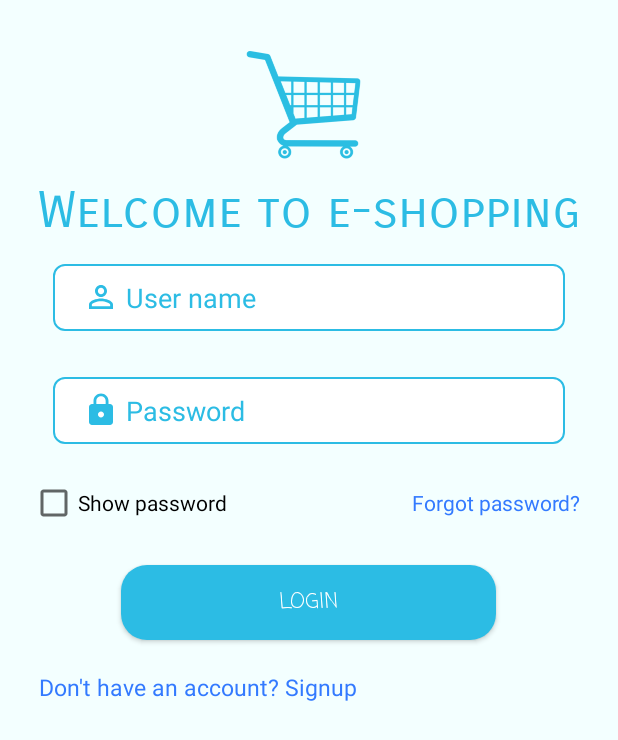
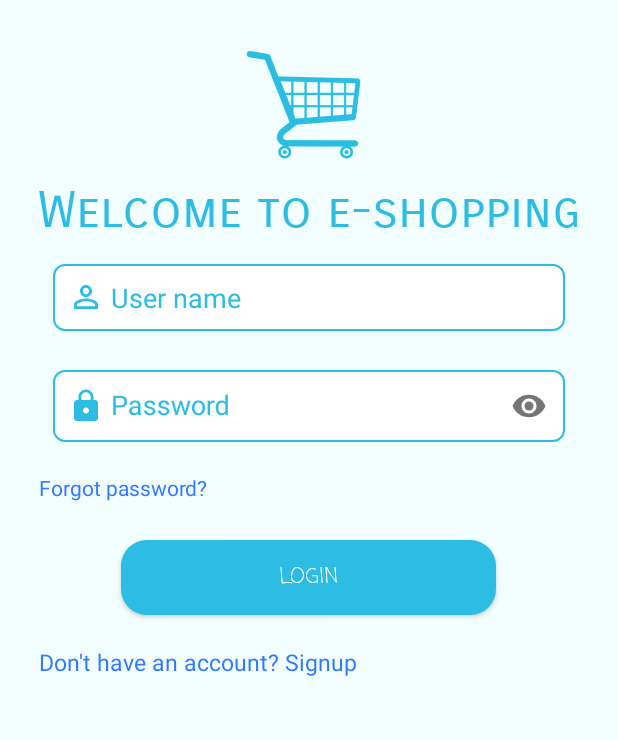
Before and after one commit to Rikanthan/shopping, an Android app: the layout activity_main.xml on its own in the app's theme, with its tools: preview values and no code run, on a phone screen of 412 x 824 dp. Shown: the top 740 px of the screen. Run offline under Robolectric (Android 15) with nearby library versions, the phone set to English and light mode, and no system bars.

Commit message:
show password

```diff
--- a/app/build.gradle
+++ b/app/build.gradle
@@ -29,5 +29,7 @@ dependencies {
     testImplementation 'junit:junit:4.12'
     androidTestImplementation 'androidx.test.ext:junit:1.1.1'
     androidTestImplementation 'androidx.test.espresso:espresso-core:3.2.0'
+    implementation 'com.google.android.material:material:1.2.0'
+
 
 }
--- a/app/src/main/AndroidManifest.xml
+++ b/app/src/main/AndroidManifest.xml
@@ -6,7 +6,7 @@
         android:allowBackup="true"
         android:icon="@mipmap/ic_launcher"
         android:label="@string/app_name"
-        android:roundIcon="@mipmap/ic_launcher_round"
+        android:roundIcon="@mipmap/ic_launcher"
         android:supportsRtl="true"
         android:theme="@style/AppTheme">
         <activity android:name=".sign_in"></activity>
--- /dev/null
+++ b/app/src/main/res/drawable/ic_baseline_check_box_24.xml
@@ -0,0 +1,5 @@
+<vector android:height="24dp" android:tint="#2CBCE4"
+    android:viewportHeight="24" android:viewportWidth="24"
+    android:width="24dp" xmlns:android="http://schemas.android.com/apk/res/android">
+    <path android:fillColor="@android:color/white" android:pathData="M19,3L5,3c-1.11,0 -2,0.9 -2,2v14c0,1.1 0.89,2 2,2h14c1.11,0 2,-0.9 2,-2L21,5c0,-1.1 -0.89,-2 -2,-2zM10,17l-5,-5 1.41,-1.41L10,14.17l7.59,-7.59L19,8l-9,9z"/>
+</vector>
--- /dev/null
+++ b/app/src/main/res/drawable/ic_baseline_email_24.xml
@@ -0,0 +1,5 @@
+<vector android:height="24dp" android:tint="#2CBCE4"
+    android:viewportHeight="24" android:viewportWidth="24"
+    android:width="24dp" xmlns:android="http://schemas.android.com/apk/res/android">
+    <path android:fillColor="@android:color/white" android:pathData="M20,4L4,4c-1.1,0 -1.99,0.9 -1.99,2L2,18c0,1.1 0.9,2 2,2h16c1.1,0 2,-0.9 2,-2L22,6c0,-1.1 -0.9,-2 -2,-2zM20,8l-8,5 -8,-5L4,6l8,5 8,-5v2z"/>
+</vector>
--- /dev/null
+++ b/app/src/main/res/drawable/ic_baseline_local_phone_24.xml
@@ -0,0 +1,5 @@
+<vector android:height="24dp" android:tint="#2CBCE4"
+    android:viewportHeight="24" android:viewportWidth="24"
+    android:width="24dp" xmlns:android="http://schemas.android.com/apk/res/android">
+    <path android:fillColor="@android:color/white" android:pathData="M6.62,10.79c1.44,2.83 3.76,5.14 6.59,6.59l2.2,-2.2c0.27,-0.27 0.67,-0.36 1.02,-0.24 1.12,0.37 2.33,0.57 3.57,0.57 0.55,0 1,0.45 1,1V20c0,0.55 -0.45,1 -1,1 -9.39,0 -17,-7.61 -17,-17 0,-0.55 0.45,-1 1,-1h3.5c0.55,0 1,0.45 1,1 0,1.25 0.2,2.45 0.57,3.57 0.11,0.35 0.03,0.74 -0.25,1.02l-2.2,2.2z"/>
+</vector>
--- /dev/null
+++ b/app/src/main/res/drawable/ic_baseline_location_on_24.xml
@@ -0,0 +1,5 @@
+<vector android:height="24dp" android:tint="#2CBCE4"
+    android:viewportHeight="24" android:viewportWidth="24"
+    android:width="24dp" xmlns:android="http://schemas.android.com/apk/res/android">
+    <path android:fillColor="@android:color/white" android:pathData="M12,2C8.13,2 5,5.13 5,9c0,5.25 7,13 7,13s7,-7.75 7,-13c0,-3.87 -3.13,-7 -7,-7zM12,11.5c-1.38,0 -2.5,-1.12 -2.5,-2.5s1.12,-2.5 2.5,-2.5 2.5,1.12 2.5,2.5 -1.12,2.5 -2.5,2.5z"/>
+</vector>
--- /dev/null
+++ b/app/src/main/res/drawable/ic_baseline_person_24.xml
@@ -0,0 +1,5 @@
+<vector android:height="24dp" android:tint="#2CBCE4"
+    android:viewportHeight="24" android:viewportWidth="24"
+    android:width="24dp" xmlns:android="http://schemas.android.com/apk/res/android">
+    <path android:fillColor="@android:color/white" android:pathData="M12,12c2.21,0 4,-1.79 4,-4s-1.79,-4 -4,-4 -4,1.79 -4,4 1.79,4 4,4zM12,14c-2.67,0 -8,1.34 -8,4v2h16v-2c0,-2.66 -5.33,-4 -8,-4z"/>
+</vector>
--- a/app/src/main/res/layout/activity_main.xml
+++ b/app/src/main/res/layout/activity_main.xml
@@ -3,6 +3,7 @@
     xmlns:tools="http://schemas.android.com/tools"
     android:layout_width="match_parent"
     android:layout_height="match_parent"
+    xmlns:app="http://schemas.android.com/apk/res-auto"
     android:orientation="vertical"
     tools:context=".MainActivity"
     android:background="@color/blueaccent">
@@ -49,12 +50,19 @@
             android:background="@drawable/overlay"
             android:paddingBottom="10dp"
             android:paddingTop="10dp"
+            android:paddingStart="10dp"
             android:layout_margin="15dp"
             android:layout_marginTop="10dp"
             android:paddingLeft="20dp"
 
             />
+        <com.google.android.material.textfield.TextInputLayout
+            android:layout_width="match_parent"
+            android:layout_height="wrap_content"
+            android:drawableLeft="@drawable/ic_baseline_lock_24"
+            android:textColorHint="@color/lightblue"
 
+            app:passwordToggleEnabled="true">
         <EditText
             android:id="@+id/editTextTextPassword"
             android:layout_width="match_parent"
@@ -62,32 +70,19 @@
             android:drawableLeft="@drawable/ic_baseline_lock_24"
             android:ems="10"
             android:hint=" Password"
+            android:textColor="@color/black"
+            android:padding="10dp"
             android:textColorHint="@color/lightblue"
             android:inputType="textPassword"
             android:paddingTop="10dp"
             android:paddingLeft="20dp"
+            android:paddingStart="10dp"
             android:layout_margin="15dp"
             android:paddingBottom="10dp"
             android:background="@drawable/overlay"
-            />
+            android:drawableStart="@drawable/ic_baseline_lock_24" />
+        </com.google.android.material.textfield.TextInputLayout>
 
-        <LinearLayout
-            android:layout_width="fill_parent"
-            android:layout_height="wrap_content"
-            android:orientation="horizontal"
-            android:paddingBottom="5dp"
-            android:paddingTop="8dp" >
-        <LinearLayout
-            android:layout_width="wrap_content"
-            android:layout_height="wrap_content"/>
-            <CheckBox
-                android:id="@+id/show_hide_password"
-                android:layout_width="wrap_content"
-                android:layout_height="wrap_content"
-                android:layout_weight="1"
-                android:text="@string/show_pwd"
-                android:textColor="@color/black"
-                android:textSize="14sp" />
 
             <TextView
                 android:id="@+id/forgot_password"
@@ -97,9 +92,9 @@
                 android:gravity="end"
                 android:padding="5dp"
                 android:text="@string/forgot"
+                android:onClick="forgetpassword"
                 android:textColor="@color/blue"
                 android:textSize="14sp" />
-        </LinearLayout>
 
 
         <Button
@@ -109,7 +104,7 @@
             android:layout_marginTop="20dp"
             android:text="Login"
             android:fontFamily="casual"
-            android:onClick="login"
+
             android:textAlignment="center"
             android:textColor="@android:color/background_light"
             android:background="@drawable/button"
@@ -123,6 +118,7 @@
             android:layout_marginTop="15dp"
             android:gravity="center"
             android:padding="5dp"
+            android:onClick="signup"
             android:text="@string/newUser"
             android:textColor="@color/blue"
             android:textSize="15sp" />
--- a/app/src/main/res/values/strings.xml
+++ b/app/src/main/res/values/strings.xml
@@ -6,7 +6,7 @@
     <string name="newUser">Don\'t have an account? Signup</string>
     <string name="email">Enter your email id</string>
     <string name="signup">Signup</string>
-    <string name="signin">Signin</string>
+    <string name="signin">Sign in</string>
     <string name="passowrd">Password</string>
     <string name="login">LOGIN</string>
     <string name="hide_pwd">Hide Password</string>
```
Also changed, not shown: app/src/main/java/com/example/login_page/MainActivity.java (+29 -2 lines), app/src/main/res/layout/activity_sign_in.xml (+12 -5 lines), app/src/main/res/mipmap-hdpi/ic_launcher.png, app/src/main/res/mipmap-mdpi/ic_launcher.png, app/src/main/res/mipmap-xhdpi/ic_launcher.png, app/src/main/res/mipmap-xxhdpi/ic_launcher.png, app/src/main/res/mipmap-xxxhdpi/ic_launcher.png.
